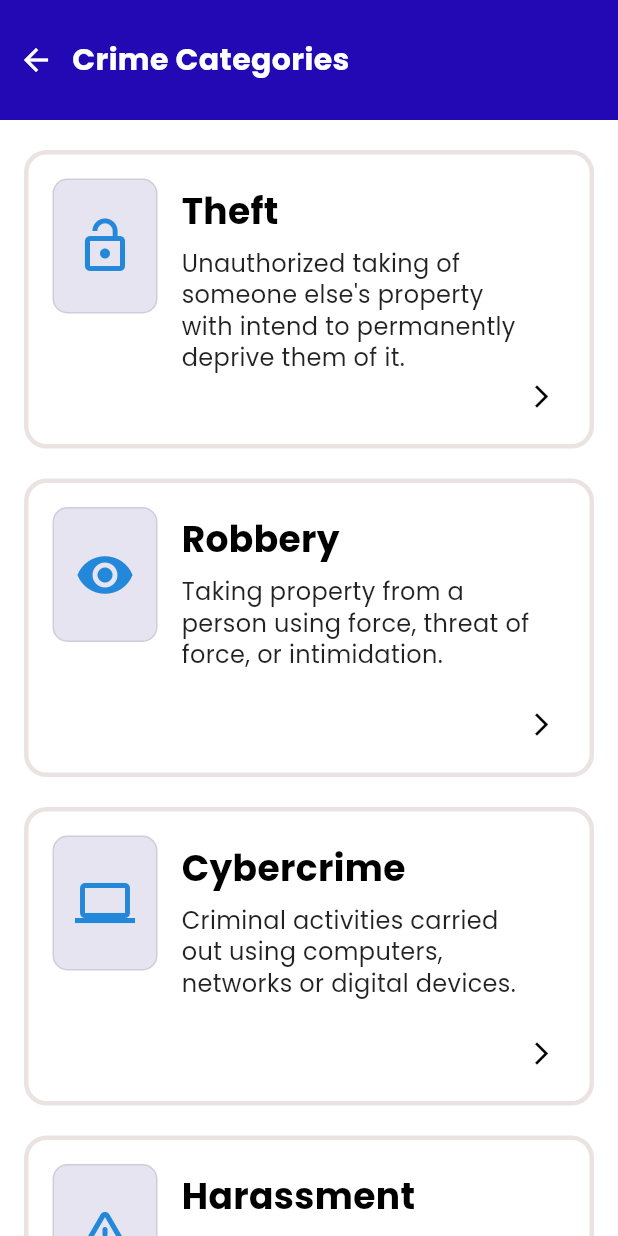
After one commit to Amansarfraz/crime_app, a Flutter app: the HomeScreen screen opened by its route, after a tap on "Crime Categories", on a phone screen of 412 x 824 dp. The commit adds this screen. Run offline on Flutter 3.47's test engine with Material 3 defaults, Android fonts, the phone set to English and light mode, and no system bars; our stand-ins replace google_fonts; network calls fail.

Commit message:
first commit

```diff
--- a/lib/main.dart
+++ b/lib/main.dart
@@ -1,7 +1,9 @@
 import 'package:flutter/material.dart';
 import 'screens/splash_screen.dart';
 import 'screens/get_started_screen.dart';
-import 'screens/home_screen.dart'; // ✅ Fixed file name (no space)
+import 'screens/home_screen.dart';
+import 'screens/crime_categories_screen.dart';
+import 'screens/crime_detail_screen.dart'; // ✅ Correct import
 
 void main() {
   runApp(const MyApp());
@@ -13,14 +15,25 @@ class MyApp extends StatelessWidget {
   @override
   Widget build(BuildContext context) {
     return MaterialApp(
-      title: 'Flutter Demo',
-      debugShowCheckedModeBanner: false, // optional
+      title: 'Crime Rate Alert',
+      debugShowCheckedModeBanner: false,
       theme: ThemeData(fontFamily: 'Poppins', primarySwatch: Colors.brown),
       initialRoute: '/',
+      onGenerateRoute: (settings) {
+        // ✅ Handles routes that need arguments
+        if (settings.name == '/crime_detail_screen') {
+          final crimeType = settings.arguments as String;
+          return MaterialPageRoute(
+            builder: (_) => CrimeDetailScreen(crimeType: crimeType),
+          );
+        }
+        return null;
+      },
       routes: {
         '/': (context) => const SplashScreen(),
         '/getstartedscreen': (context) => const GetStartedScreen(),
         '/home_screen': (context) => const HomeScreen(),
+        '/crime_categories_screen': (context) => const CrimeCategoriesScreen(),
       },
     );
   }
--- /dev/null
+++ b/lib/screens/crime_categories_screen.dart
@@ -0,0 +1,205 @@
+import 'package:flutter/material.dart';
+import 'package:google_fonts/google_fonts.dart';
+import 'crime_detail_screen.dart';
+
+class CrimeCategoriesScreen extends StatelessWidget {
+  const CrimeCategoriesScreen({super.key});
+
+  @override
+  Widget build(BuildContext context) {
+    final List<Map<String, dynamic>> crimes = [
+      {
+        'title': 'Theft',
+        'desc':
+            "Unauthorized taking of someone else's property with intend to permanently deprive them of it.",
+        'icon': Icons.lock_open,
+      },
+      {
+        'title': 'Robbery',
+        'desc':
+            "Taking property from a person using force, threat of force, or intimidation.",
+        'icon': Icons.remove_red_eye,
+      },
+      {
+        'title': 'Cybercrime',
+        'desc':
+            "Criminal activities carried out using computers, networks or digital devices.",
+        'icon': Icons.computer,
+      },
+      {
+        'title': 'Harassment',
+        'desc':
+            "Unwanted behavior that is intended to disturb or upset other person repeatedly.",
+        'icon': Icons.warning_amber_rounded,
+      },
+      {
+        'title': 'Assault',
+        'desc':
+            "Intentional act that creates fear of imminent harmful or offensive contact.",
+        'icon': Icons.gavel,
+      },
+      {
+        'title': 'Vandalism',
+        'desc':
+            "Deliberate destruction or damage to public or private property.",
+        'icon': Icons.brush,
+      },
+      {
+        'title': 'Fraud',
+        'desc':
+            "Wrongful deception intented to result in financial or personal gain.",
+        'icon': Icons.credit_card,
+      },
+      {
+        'title': 'Drug Offense',
+        'desc':
+            "Crimes related to illegal possession, distribution, or manufacturing of controlled substances.",
+        'icon': Icons.medication_liquid,
+      },
+    ];
+
+    return Scaffold(
+      backgroundColor: Colors.white,
+      body: Column(
+        children: [
+          // 🔷 Top Blue Bar
+          Container(
+            height: 80,
+            width: double.infinity,
+            color: const Color(0xFF2209B4),
+            child: Row(
+              children: [
+                IconButton(
+                  icon: const Icon(Icons.arrow_back, color: Colors.white),
+                  onPressed: () => Navigator.pop(context),
+                ),
+                Text(
+                  "Crime Categories",
+                  style: GoogleFonts.poppins(
+                    color: Colors.white,
+                    fontWeight: FontWeight.bold,
+                    fontSize: 20,
+                  ),
+                ),
+              ],
+            ),
+          ),
+
+          const SizedBox(height: 20),
+
+          // 📜 Scrollable content
+          Expanded(
+            child: SingleChildScrollView(
+              padding: const EdgeInsets.symmetric(horizontal: 16),
+              child: Column(
+                children: crimes.map((crime) {
+                  return Padding(
+                    padding: const EdgeInsets.only(bottom: 20),
+                    child: Container(
+                      width: 380,
+                      height: 199,
+                      decoration: BoxDecoration(
+                        borderRadius: BorderRadius.circular(15),
+                        border: Border.all(
+                          color: const Color(0xFFEBE2E2),
+                          width: 3,
+                        ),
+                      ),
+                      child: Stack(
+                        children: [
+                          Row(
+                            crossAxisAlignment: CrossAxisAlignment.start,
+                            children: [
+                              // 🟪 Left icon box
+                              Container(
+                                margin: const EdgeInsets.all(16),
+                                width: 70,
+                                height: 90,
+                                decoration: BoxDecoration(
+                                  color: const Color(
+                                    0xFF7A6BB1,
+                                  ).withOpacity(0.18),
+                                  borderRadius: BorderRadius.circular(10),
+                                  border: Border.all(
+                                    color: Colors.black.withOpacity(0.1),
+                                    width: 1,
+                                  ),
+                                ),
+                                child: Icon(
+                                  crime['icon'] as IconData,
+                                  color: const Color(0xFF2488DA),
+                                  size: 40,
+                                ),
+                              ),
+
+                              // 📖 Text section
+                              Expanded(
+                                child: Padding(
+                                  padding: const EdgeInsets.only(
+                                    top: 20,
+                                    right: 40, // space for arrow
+                                  ),
+                                  child: Column(
+                                    crossAxisAlignment:
+                                        CrossAxisAlignment.start,
+                                    children: [
+                                      Text(
+                                        crime['title'] as String,
+                                        style: GoogleFonts.poppins(
+                                          color: Colors.black,
+                                          fontWeight: FontWeight.bold,
+                                          fontSize: 24,
+                                        ),
+                                      ),
+                                      const SizedBox(height: 8),
+                                      Text(
+                                        crime['desc'] as String,
+                                        style: GoogleFonts.poppins(
+                                          color: Colors.black87,
+                                          fontSize: 16,
+                                          fontWeight: FontWeight.w400,
+                                          height: 1.3,
+                                        ),
+                                      ),
+                                    ],
+                                  ),
+                                ),
+                              ),
+                            ],
+                          ),
+
+                          // ➡️ Arrow button (bottom-right)
+                          Positioned(
+                            right: 8,
+                            bottom: 8,
+                            child: IconButton(
+                              icon: const Icon(
+                                Icons.arrow_forward_ios,
+                                color: Colors.black,
+                                size: 18,
+                              ),
+                              onPressed: () {
+                                Navigator.push(
+                                  context,
+                                  MaterialPageRoute(
+                                    builder: (_) => CrimeDetailScreen(
+                                      crimeType: crime['title'] as String,
+                                    ),
+                                  ),
+                                );
+                              },
+                            ),
+                          ),
+                        ],
+                      ),
+                    ),
+                  );
+                }).toList(),
+              ),
+            ),
+          ),
+        ],
+      ),
+    );
+  }
+}
--- a/lib/screens/home_screen.dart
+++ b/lib/screens/home_screen.dart
@@ -1,4 +1,5 @@
 import 'dart:convert';
+import 'package:crime_app/screens/crime_categories_screen.dart';
 import 'package:flutter/material.dart';
 import 'package:http/http.dart' as http;
 import 'package:google_fonts/google_fonts.dart';
@@ -93,12 +94,18 @@ class _HomeScreenState extends State<HomeScreen> {
             IconButton(
               icon: const Icon(Icons.home),
               color: const Color(0xFF2209B4),
-              onPressed: () {},
+              onPressed: () {
+                // 👉 Navigator lagana yahan (Home icon click par)
+                // Navigator.push(context, MaterialPageRoute(builder: (context) => const HomeScreen()));
+              },
             ),
             IconButton(
               icon: const Icon(Icons.notifications_none),
               color: Colors.grey,
-              onPressed: () {},
+              onPressed: () {
+                // 👉 Navigator lagana yahan (Bell icon click par)
+                // Navigator.push(context, MaterialPageRoute(builder: (context) => const NotificationsScreen()));
+              },
             ),
           ],
         ),
@@ -291,8 +298,28 @@ class _HomeScreenState extends State<HomeScreen> {
                 child: Row(
                   mainAxisAlignment: MainAxisAlignment.spaceBetween,
                   children: [
-                    buildQuickBox("Crime Categories", Icons.list),
-                    buildQuickBox("Alerts", Icons.warning_amber_rounded),
+                    GestureDetector(
+                      onTap: () {
+                        // 👉 Navigator lagana yahan (Crime Categories box par)
+                        Navigator.push(
+                          context,
+                          MaterialPageRoute(
+                            builder: (context) => const CrimeCategoriesScreen(),
+                          ),
+                        );
+                      },
+                      child: buildQuickBox("Crime Categories", Icons.list),
+                    ),
+                    GestureDetector(
+                      onTap: () {
+                        // 👉 Navigator lagana yahan (Alerts box par)
+                        // Navigator.push(context, MaterialPageRoute(builder: (context) => const AlertsScreen()));
+                      },
+                      child: buildQuickBox(
+                        "Alerts",
+                        Icons.warning_amber_rounded,
+                      ),
+                    ),
                   ],
                 ),
               ),
@@ -302,8 +329,20 @@ class _HomeScreenState extends State<HomeScreen> {
                 child: Row(
                   mainAxisAlignment: MainAxisAlignment.spaceBetween,
                   children: [
-                    buildQuickBox("Safety Tips", Icons.verified_user),
-                    buildQuickBox("Settings", Icons.settings),
+                    GestureDetector(
+                      onTap: () {
+                        // 👉 Navigator lagana yahan (Safety Tips box par)
+                        // Navigator.push(context, MaterialPageRoute(builder: (context) => const SafetyTipsScreen()));
+                      },
+                      child: buildQuickBox("Safety Tips", Icons.verified_user),
+                    ),
+                    GestureDetector(
+                      onTap: () {
+                        // 👉 Navigator lagana yahan (Settings box par)
+                        // Navigator.push(context, MaterialPageRoute(builder: (context) => const SettingsScreen()));
+                      },
+                      child: buildQuickBox("Settings", Icons.settings),
+                    ),
                   ],
                 ),
               ),
```
Also changed, not shown: lib/screens/crime_detail_screen.dart (added, +98 -0 lines).
